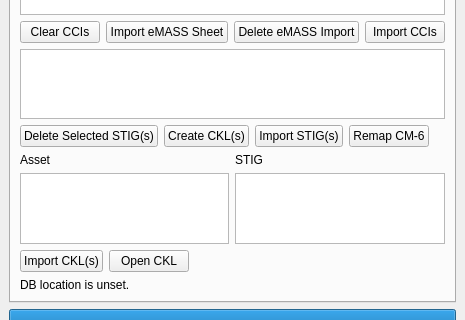
Qt form src/stigqter.ui (squinky86/STIGQter) before a commit; both pictures show x 0 to 465 and y 125 to 445 of the 465 by 535 pixel window.
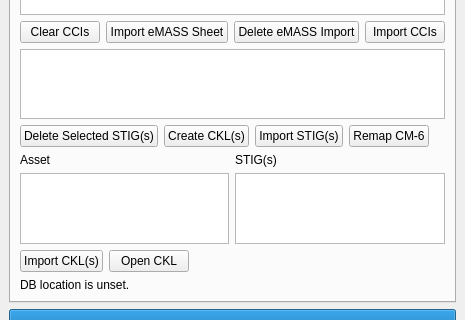
The same form after that commit.

Commit message: fix labels and work on documentation

What changed in the file:
```diff
--- a/src/stigqter.ui
+++ b/src/stigqter.ui
@@ -193,7 +193,7 @@
                <string>STIG Details</string>
               </property>
               <property name="text">
-               <string>STIG</string>
+               <string>STIG(s)</string>
               </property>
              </widget>
             </item>
```
The commit also changes 3 other files.
